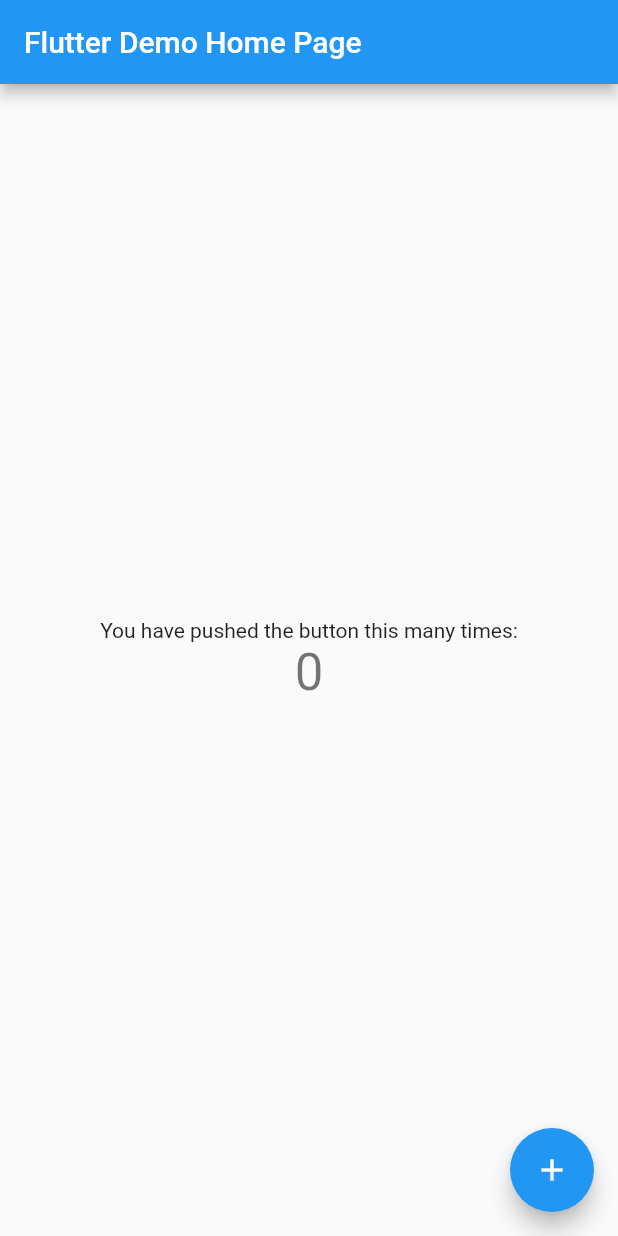
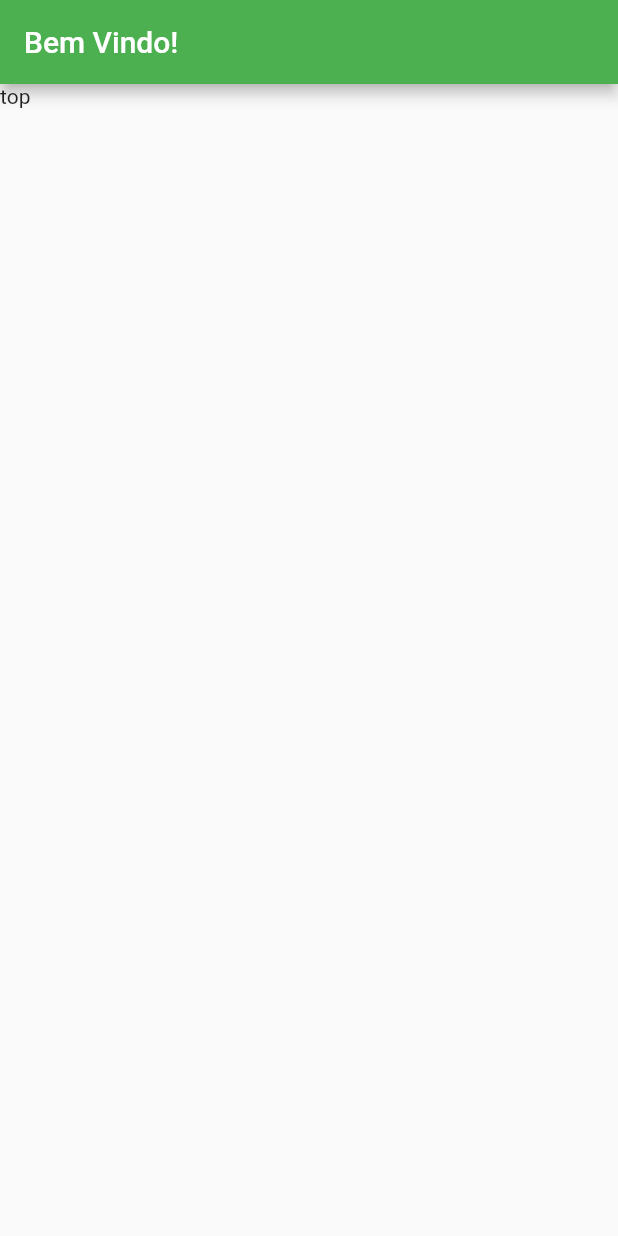
Before and after one commit to DavidChagas/gerenciadorDeFinancasApp, a Flutter app: the screen it shows after launch, on a phone screen of 412 x 824 dp. Run offline on Flutter 3.47's test engine with Material 2 defaults, Android fonts, the phone set to English and light mode, and no system bars.

```diff
--- a/lib/main.dart
+++ b/lib/main.dart
@@ -1,4 +1,5 @@
 import 'package:flutter/material.dart';
+import 'package:gerenciadorDeFinancasApp/pages/home.dart';
 
 void main() {
   runApp(MyApp());
@@ -9,109 +10,15 @@ class MyApp extends StatelessWidget {
   @override
   Widget build(BuildContext context) {
     return MaterialApp(
-      title: 'Flutter Demo',
+      title: 'Gerenciador de Finanças',
       theme: ThemeData(
-        // This is the theme of your application.
-        //
-        // Try running your application with "flutter run". You'll see the
-        // application has a blue toolbar. Then, without quitting the app, try
-        // changing the primarySwatch below to Colors.green and then invoke
-        // "hot reload" (press "r" in the console where you ran "flutter run",
-        // or simply save your changes to "hot reload" in a Flutter IDE).
-        // Notice that the counter didn't reset back to zero; the application
-        // is not restarted.
-        primarySwatch: Colors.blue,
-        // This makes the visual density adapt to the platform that you run
-        // the app on. For desktop platforms, the controls will be smaller and
-        // closer together (more dense) than on mobile platforms.
+        primarySwatch: Colors.green,
         visualDensity: VisualDensity.adaptivePlatformDensity,
       ),
-      home: MyHomePage(title: 'Flutter Demo Home Page'),
+      home: HomePage(title: 'Bem Vindo!'),
+      routes: {
+        '/home': (context) => HomePage(title: 'Bem Vindo!'),
+      },
     );
   }
 }
-
-class MyHomePage extends StatefulWidget {
-  MyHomePage({Key key, this.title}) : super(key: key);
-
-  // This widget is the home page of your application. It is stateful, meaning
-  // that it has a State object (defined below) that contains fields that affect
-  // how it looks.
-
-  // This class is the configuration for the state. It holds the values (in this
-  // case the title) provided by the parent (in this case the App widget) and
-  // used by the build method of the State. Fields in a Widget subclass are
-  // always marked "final".
-
-  final String title;
-
-  @override
-  _MyHomePageState createState() => _MyHomePageState();
-}
-
-class _MyHomePageState extends State<MyHomePage> {
-  int _counter = 0;
-
-  void _incrementCounter() {
-    setState(() {
-      // This call to setState tells the Flutter framework that something has
-      // changed in this State, which causes it to rerun the build method below
-      // so that the display can reflect the updated values. If we changed
-      // _counter without calling setState(), then the build method would not be
-      // called again, and so nothing would appear to happen.
-      _counter++;
-    });
-  }
-
-  @override
-  Widget build(BuildContext context) {
-    // This method is rerun every time setState is called, for instance as done
-    // by the _incrementCounter method above.
-    //
-    // The Flutter framework has been optimized to make rerunning build methods
-    // fast, so that you can just rebuild anything that needs updating rather
-    // than having to individually change instances of widgets.
-    return Scaffold(
-      appBar: AppBar(
-        // Here we take the value from the MyHomePage object that was created by
-        // the App.build method, and use it to set our appbar title.
-        title: Text(widget.title),
-      ),
-      body: Center(
-        // Center is a layout widget. It takes a single child and positions it
-        // in the middle of the parent.
-        child: Column(
-          // Column is also a layout widget. It takes a list of children and
-          // arranges them vertically. By default, it sizes itself to fit its
-          // children horizontally, and tries to be as tall as its parent.
-          //
-          // Invoke "debug painting" (press "p" in the console, choose the
-          // "Toggle Debug Paint" action from the Flutter Inspector in Android
-          // Studio, or the "Toggle Debug Paint" command in Visual Studio Code)
-          // to see the wireframe for each widget.
-          //
-          // Column has various properties to control how it sizes itself and
-          // how it positions its children. Here we use mainAxisAlignment to
-          // center the children vertically; the main axis here is the vertical
-          // axis because Columns are vertical (the cross axis would be
-          // horizontal).
-          mainAxisAlignment: MainAxisAlignment.center,
-          children: <Widget>[
-            Text(
-              'You have pushed the button this many times:',
-            ),
-            Text(
-              '$_counter',
-              style: Theme.of(context).textTheme.headline4,
-            ),
-          ],
-        ),
-      ),
-      floatingActionButton: FloatingActionButton(
-        onPressed: _incrementCounter,
-        tooltip: 'Increment',
-        child: Icon(Icons.add),
-      ), // This trailing comma makes auto-formatting nicer for build methods.
-    );
-  }
-}
--- /dev/null
+++ b/lib/pages/home.dart
@@ -0,0 +1,16 @@
+import 'package:flutter/material.dart';
+
+class HomePage extends StatelessWidget {
+  HomePage({Key key, this.title}) : super(key: key);
+  final String title;
+
+  @override
+  Widget build(BuildContext context) {
+    return Scaffold(
+      appBar: AppBar(
+        title: Text(title),
+      ),
+      body: Text("top"),
+    );
+  }
+}
```
Also changed, not shown: lib/dominio/despesa.dart (added, +42 -0 lines), lib/dominio/receita.dart (added, +43 -0 lines), lib/pages/despesa/despesaEdit.dart (added), lib/pages/despesa/despesaList.dart (added), lib/pages/receita/receitaEdit.dart (added), lib/pages/receita/receitaList.dart (added), 1 other file.
